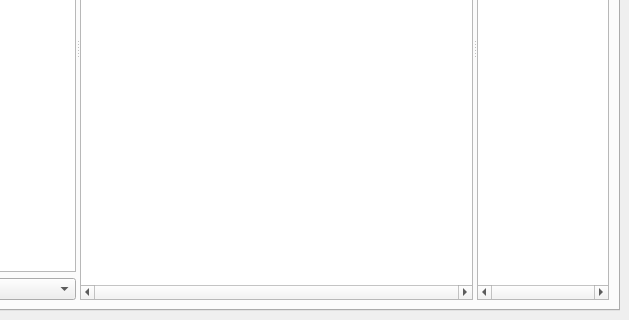
The window that mainwindow.ui (black-sliver/SoETilesViewer) describes before a commit, drawn with Qt 5; both pictures show x 171 to 800 and y 280 to 600 of the 800 by 600 pixel window.
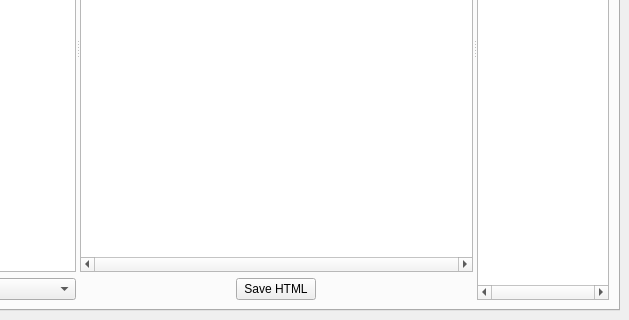
The same window after the commit. The open tabs and pages were chosen to show the change. Icons and pictures are not drawn. Custom widgets are drawn as their Qt base class.

Commit message: Add save button for HTML

```diff
--- a/mainwindow.ui
+++ b/mainwindow.ui
@@ -287,9 +287,12 @@
             </item>
            </layout>
           </widget>
+          <widget class="QWidget" name="verticalLayoutWidget2">
+           <layout class="QVBoxLayout" name="vboxScriptsHTML">
+            <item>
           <widget class="QTextBrowser" name="txtScripts">
            <property name="sizePolicy">
-            <sizepolicy hsizetype="Maximum" vsizetype="Expanding">
+               <sizepolicy hsizetype="MinimumExpanding" vsizetype="Expanding">
              <horstretch>0</horstretch>
              <verstretch>0</verstretch>
             </sizepolicy>
@@ -306,6 +309,19 @@
            <property name="placeholderText">
             <string>Please wait. This may take some time...</string>
            </property>
+             </widget>
+            </item>
+            <item alignment="Qt::AlignHCenter">
+             <widget class="QPushButton" name="saveHTMLButton">
+              <property name="enabled">
+               <bool>true</bool>
+              </property>
+              <property name="text">
+               <string>Save HTML</string>
+              </property>
+             </widget>
+            </item>
+           </layout>
           </widget>
           <widget class="QTextBrowser" name="hexScripts">
            <property name="sizePolicy">
```
Left out of the diff: 4 changed lines with no effect on the pictures. Lines whose indentation alone changed are shown as unchanged. The commit also changes 2 other files.
